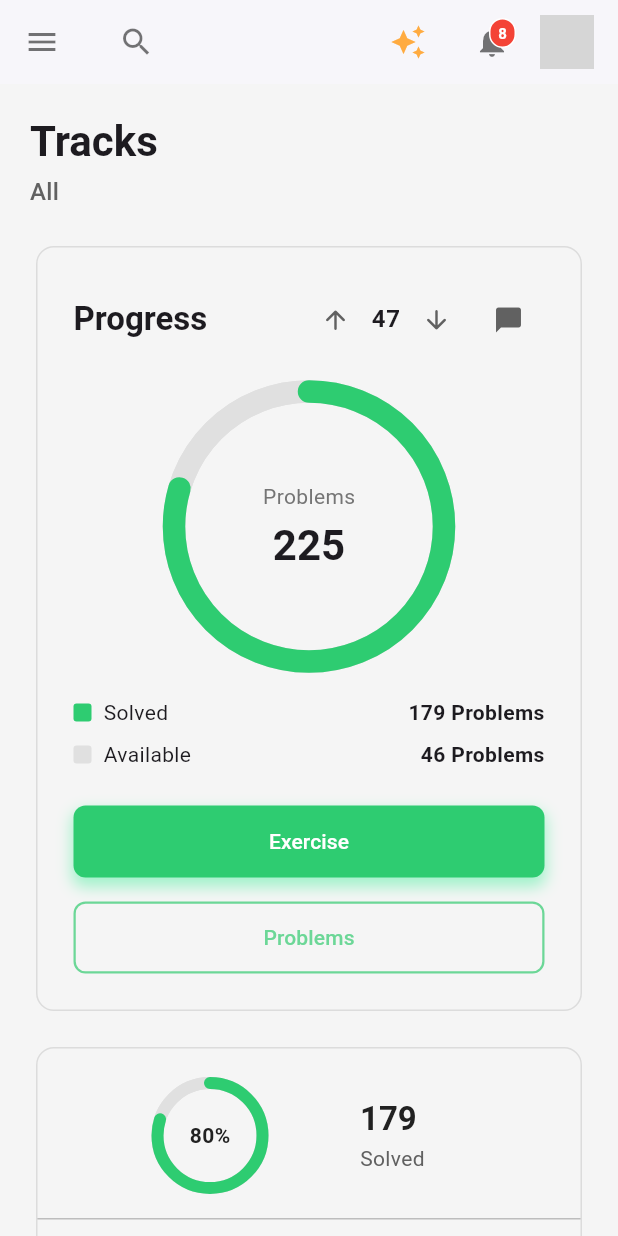
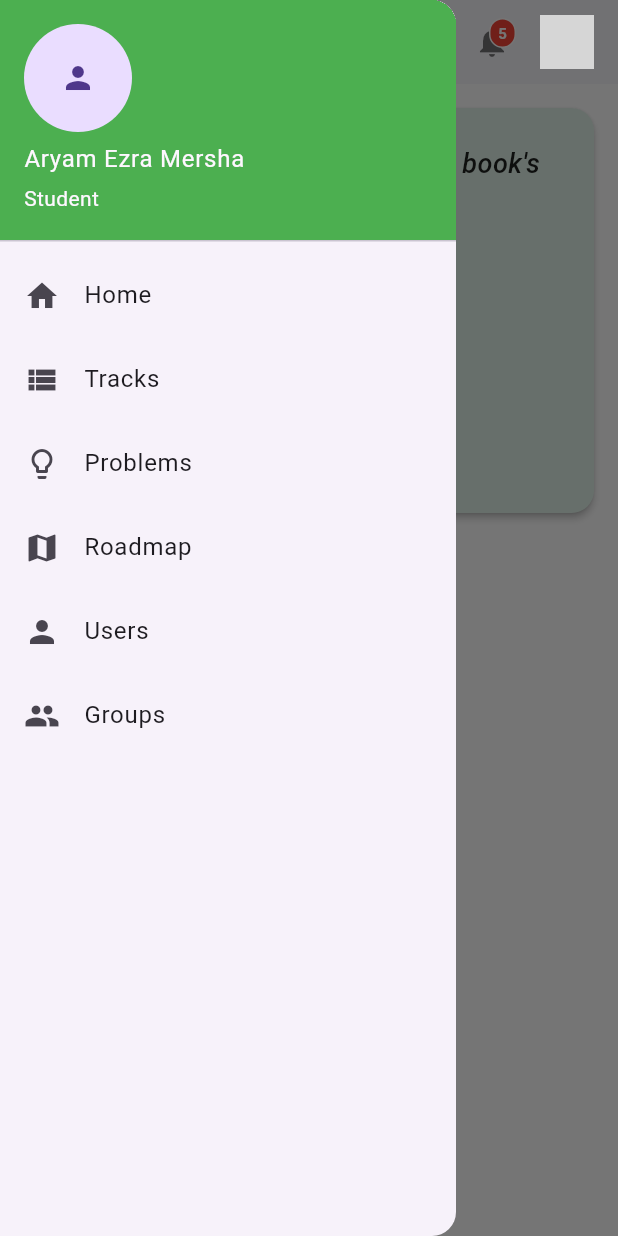
Before and after one commit to AryamEzra/a2sv_hub_mobile, a Flutter app: the screen it shows after launch, with the side drawer open (before the commit the screen has no drawer), on a phone screen of 412 x 824 dp. Run offline on Flutter 3.47's test engine with Material 3 defaults, Android fonts, the phone set to English and light mode, and no system bars; network calls fail; grey boxes are pictures that could not be loaded.

Commit message:
I think menu is working not sure gonna check it on VS code

```diff
--- a/lib/features/a2sv_hub/presentation/pages/home_page.dart
+++ b/lib/features/a2sv_hub/presentation/pages/home_page.dart
@@ -0,0 +1,74 @@
+import 'package:flutter/material.dart';
+import 'package:myapp/features/a2sv_hub/presentation/widgets/app_drawer.dart';
+import 'package:myapp/features/a2sv_hub/presentation/widgets/common_app_bar.dart';
+import 'package:myapp/features/a2sv_hub/presentation/widgets/welcome_card.dart';
+
+
+class HomePage extends StatefulWidget {
+  const HomePage({super.key}); // Use super parameters
+
+  @override
+  State<HomePage> createState() => _HomePageState();
+}
+
+class _HomePageState extends State<HomePage> {
+  // Dummy data for now, replace with actual data
+  final int notificationCount = 5; // Dummy value
+  final String profileImageUrl = "https://via.placeholder.com/150"; // Dummy value
+
+  // Callback functions for AppBar actions
+  void _handleMenuPressed() {
+    Scaffold.of(context).openDrawer();
+  }
+
+  void _handleSearchPress() {
+    print("Search pressed in HomePage");
+  }
+
+  void _handleSparklePress() {
+    print("Sparkle pressed in HomePage");
+  }
+
+  void _handleNotificationPress() {
+    print("Notification pressed in HomePage");
+  }
+
+  @override
+  Widget build(BuildContext context) {
+    return Scaffold(
+      appBar: CommonAppBar(
+          notificationCount: notificationCount,
+          profileImageUrl: profileImageUrl,
+          onMenuPressed: _handleMenuPressed,
+          onSearchPressed: _handleSearchPress,
+          onSparklePressed: _handleSparklePress,
+          onNotificationPressed: _handleNotificationPress),
+
+      drawer: AppDrawer(),
+      backgroundColor: Colors.white,
+      body: ListView( // Use ListView to allow scrolling if content grows
+        children: [
+          WelcomeCard(
+            // Access data from the widget using 'widget.'
+            quote: _quote,
+            author: _author,
+            username: _username,
+            onProblemsPressed: _handleProblemsPressed, // Pass the function
+          ),
+
+          // --- Add other widgets for your home page below ---
+        ],
+      ),
+    );
+  }
+
+  // Access widget properties directly within the state
+  String get _quote => "You do not read a book for the book's sake, but for your own.";
+  String get _author => "Earl Nightingale";
+  String get _username => "Aryam";
+
+  // You can keep or modify this, but it should now refer to widget properties if needed.
+  void _handleProblemsPressed() {
+    print("Problems button pressed!");
+  }
+}
--- a/lib/features/a2sv_hub/presentation/pages/tracks_page.dart
+++ b/lib/features/a2sv_hub/presentation/pages/tracks_page.dart
@@ -3,6 +3,7 @@ import 'package:flutter/material.dart';
 import 'package:myapp/features/a2sv_hub/presentation/widgets/common_app_bar.dart';
 import 'package:myapp/features/a2sv_hub/presentation/widgets/progress_card.dart';
 import 'package:myapp/features/a2sv_hub/presentation/widgets/stats_card.dart';
+import 'package:myapp/features/a2sv_hub/presentation/widgets/app_drawer.dart';
 // Import the new AppBar widget // Adjust path if needed
 
 class TracksPage extends StatefulWidget {
@@ -18,9 +19,7 @@ class _TracksPageState extends State<TracksPage> {
 
   // Define callback functions for AppBar actions (optional)
   void _handleMenuPress() {
-    // Example: Open a drawer if you have one
-    // Scaffold.of(context).openDrawer();
-    print("Menu button pressed (handled in TracksPage)");
+    Scaffold.of(context).openDrawer();
      // Add actual logic here
   }
 
@@ -53,7 +52,8 @@ class _TracksPageState extends State<TracksPage> {
         onNotificationPressed: _handleNotificationPress,
         // Pass other callbacks if defined
       ),
-      backgroundColor: Colors.grey[100],
+      drawer: const AppDrawer(),
+      backgroundColor: Colors.white,
       body: ListView(
         padding: const EdgeInsets.symmetric(horizontal: 20.0, vertical: 20.0),
         children: <Widget>[
--- /dev/null
+++ b/lib/features/a2sv_hub/presentation/widgets/app_drawer.dart
@@ -0,0 +1,72 @@
+import 'package:flutter/material.dart';
+
+class AppDrawer extends StatelessWidget {
+  const AppDrawer({super.key});
+
+  @override
+  Widget build(BuildContext context) {
+    return Drawer(
+      child: ListView(
+        padding: EdgeInsets.zero,
+        children: <Widget>[
+          const UserAccountsDrawerHeader(
+            accountName: Text('Aryam Ezra Mersha'),
+            accountEmail: Text('Student'),
+            currentAccountPicture: CircleAvatar(
+              child: Icon(Icons.person),
+            ),
+            decoration: BoxDecoration(
+              color: Colors.green,
+            ),
+          ),
+          ListTile(
+            leading: const Icon(Icons.home),
+            title: const Text('Home'),
+            onTap: () {
+              Navigator.pushReplacementNamed(context, '/home');
+            },
+          ),
+          ListTile(
+            leading: const Icon(Icons.view_list),
+            title: const Text('Tracks'),
+            onTap: () {
+              Navigator.pushReplacementNamed(context, '/tracks');
+            },
+          ),
+          ListTile(
+            leading: const Icon(Icons.lightbulb_outline),
+            title: const Text('Problems'),
+            onTap: () {
+              print("Problems selected");
+              Navigator.pop(context);
+            },
+          ),
+          ListTile(
+            leading: const Icon(Icons.map),
+            title: const Text('Roadmap'),
+            onTap: () {
+              print("Roadmap selected");
+              Navigator.pop(context);
+            },
+          ),
+          ListTile(
+            leading: const Icon(Icons.person),
+            title: const Text('Users'),
+            onTap: () {
+              print("Users selected");
+              Navigator.pop(context);
+            },
+          ),
+          ListTile(
+            leading: const Icon(Icons.group),
+            title: const Text('Groups'),
+            onTap: () {
+              print("Groups selected");
+              Navigator.pop(context);
+            },
+          ),
+        ],
+      ),
+    );
+  }
+}
--- a/lib/features/a2sv_hub/presentation/widgets/common_app_bar.dart
+++ b/lib/features/a2sv_hub/presentation/widgets/common_app_bar.dart
@@ -5,7 +5,7 @@ import 'package:flutter/material.dart';
 class CommonAppBar extends StatelessWidget implements PreferredSizeWidget {
   final int notificationCount;
   final String profileImageUrl;
-  final VoidCallback? onMenuPressed;
+  final VoidCallback? onMenuPressed; // Callback for the menu icon
   final VoidCallback? onSearchPressed;
   final VoidCallback? onSparklePressed;
   final VoidCallback? onNotificationPressed;
@@ -15,7 +15,7 @@ class CommonAppBar extends StatelessWidget implements PreferredSizeWidget {
     super.key,
     required this.notificationCount,
     required this.profileImageUrl,
-    this.onMenuPressed,
+    this.onMenuPressed, // Use this for opening the drawer
     this.onSearchPressed,
     this.onSparklePressed,
     this.onNotificationPressed,
@@ -23,41 +23,42 @@ class CommonAppBar extends StatelessWidget implements PreferredSizeWidget {
 
   @override
   Widget build(BuildContext context) {
-    // This is the AppBar code copied from TracksPage
     return AppBar(
-      backgroundColor: Colors.white, // Background color for the AppBar
-      elevation: 1.0, // Subtle shadow below the AppBar
+      backgroundColor: Colors.white,
+      elevation: 1.0,
+      // Use the leading property for the menu button
       leading: IconButton(
-        icon: const Icon(Icons.menu, color: Colors.black54), // Menu Icon
-        // Use the passed callback, or do nothing if null
-        onPressed: onMenuPressed ?? () { print("Menu button pressed (default)"); },
+        icon: const Icon(Icons.menu, color: Colors.black54),
+        // Use the passed callback OR the default Scaffold.of(context).openDrawer()
+        onPressed: onMenuPressed,
+        tooltip: MaterialLocalizations.of(context).openAppDrawerTooltip,
       ),
+      // Title can be used for centered content if needed, otherwise leave null
+      // title: Text("Page Title"), // Example if you needed a title
       actions: <Widget>[
         IconButton(
           icon: const Icon(Icons.search, color: Colors.black54),
-           // Use the passed callback
-          onPressed: onSearchPressed ?? () { print("Search button pressed (default)"); },
+          onPressed: onSearchPressed ?? () { print("Search pressed (default)"); },
+          tooltip: "Search", // Accessibility
         ),
-        // You might want to remove this fixed SizedBox or make it configurable
-        // if different screens need different spacing
-        const SizedBox(width: 133), // <-- Consider removing/adjusting this later
-
         IconButton(
           icon: const Icon(Icons.auto_awesome, color: Colors.orangeAccent),
-           // Use the passed callback
-          onPressed: onSparklePressed ?? () { print("Sparkle button pressed (default)"); },
+          onPressed: onSparklePressed ?? () { print("Sparkle pressed (default)"); },
+          tooltip: "Sparkle", // Accessibility
         ),
-        const SizedBox(width: 8), // Spacing before notifications
+        // Removed the large fixed SizedBox(width: 133) - let elements flow naturally
+        const SizedBox(width: 8), // Consistent spacing
 
+        // Notification Icon with Badge
         Stack(
           alignment: Alignment.topRight,
           children: <Widget>[
             IconButton(
               icon: const Icon(Icons.notifications, color: Colors.black54),
-               // Use the passed callback
-              onPressed: onNotificationPressed ?? () { print("Notification button pressed (default)"); },
+              onPressed: onNotificationPressed ?? () { print("Notification pressed (default)"); },
+              tooltip: "Notifications", // Accessibility
             ),
-            if (notificationCount > 0) // Use the passed notificationCount
+            if (notificationCount > 0)
               Positioned(
                 right: 8,
                 top: 8,
@@ -70,7 +71,7 @@ class CommonAppBar extends StatelessWidget implements PreferredSizeWidget {
                   ),
                   constraints: const BoxConstraints(minWidth: 18, minHeight: 18),
                   child: Text(
-                    '$notificationCount', // Use the passed notificationCount
+                    '$notificationCount',
                     style: const TextStyle(
                       color: Colors.white, fontSize: 10, fontWeight: FontWeight.bold,
                     ),
@@ -82,6 +83,7 @@ class CommonAppBar extends StatelessWidget implements PreferredSizeWidget {
         ),
         const SizedBox(width: 8), // Spacing before profile
 
+        // Profile Picture Area
         Padding(
           padding: const EdgeInsets.only(right: 16.0),
           child: Stack(
@@ -89,8 +91,16 @@ class CommonAppBar extends StatelessWidget implements PreferredSizeWidget {
             children: <Widget>[
               CircleAvatar(
                 radius: 18,
-                backgroundImage: NetworkImage(profileImageUrl), // Use the passed profileImageUrl
-                backgroundColor: Colors.grey[200],
+                backgroundImage: NetworkImage(profileImageUrl),
+                backgroundColor: Colors.grey[200], // Fallback color
+                // Optional: Handle image loading errors
+                onBackgroundImageError: (exception, stackTrace) {
+                  print("Error loading profile image: $exception");
+                  // You could show a placeholder icon here if the image fails
+                },
+                child: profileImageUrl.isEmpty // Show placeholder if URL is empty
+                  ? const Icon(Icons.person, color: Colors.grey)
+                  : null,
               ),
               Positioned(
                 right: 0,
@@ -98,7 +108,7 @@ class CommonAppBar extends StatelessWidget implements PreferredSizeWidget {
                 child: Container(
                   width: 12, height: 12,
                   decoration: BoxDecoration(
-                    color: Colors.green,
+                    color: Colors.green, // Online indicator
                     shape: BoxShape.circle,
                     border: Border.all(color: Colors.white, width: 2),
                   ),
@@ -106,13 +116,12 @@ class CommonAppBar extends StatelessWidget implements PreferredSizeWidget {
               ),
             ],
           ),
-        ),
-      ],
+    ),],
+      // DO NOT PUT THE DRAWER HERE
     );
   }
 
-  // Implementing PreferredSizeWidget requires this getter
-  // kToolbarHeight is the default AppBar height
   @override
   Size get preferredSize => const Size.fromHeight(kToolbarHeight);
+
 }
--- /dev/null
+++ b/lib/features/a2sv_hub/presentation/widgets/welcome_card.dart
@@ -0,0 +1,94 @@
+import 'package:flutter/material.dart';
+
+class WelcomeCard extends StatelessWidget {
+  final String quote;
+  final String author;
+  final String username;
+  final VoidCallback onProblemsPressed; // Callback for the button press
+
+  const WelcomeCard({
+    super.key, // Use super parameters
+    required this.quote,
+    required this.author,
+    required this.username,
+    required this.onProblemsPressed,
+  });
+
+  @override
+  Widget build(BuildContext context) {
+    // Define colors (you might want to move these to a central theme/constants file later)
+    const cardBackgroundColor = Color(0xFFE0F2E9); // Adjust the green shade as needed
+    const buttonColor = Color(0xFF008037); // Adjust the green shade as needed
+    const textColor = Colors.black87; // Adjust text color as needed
+
+    return Card(
+      color: cardBackgroundColor,
+      shape: RoundedRectangleBorder(
+        borderRadius: BorderRadius.circular(15.0), // Adjust corner radius
+      ),
+      elevation: 2.0, // Optional: Add a slight shadow
+      margin: const EdgeInsets.all(16.0), // Add margin around the card
+      child: Padding(
+        padding: const EdgeInsets.symmetric(horizontal: 16.0, vertical: 24.0), // Inner padding
+        child: Column(
+          mainAxisSize: MainAxisSize.min, // Take minimum space needed
+          crossAxisAlignment: CrossAxisAlignment.center, // Center items horizontally
+          children: [
+            // Quote Text
+            Text(
+              '"$quote"', // Add quotes
+              textAlign: TextAlign.center,
+              style: const TextStyle(
+                fontSize: 18.0,
+                fontStyle: FontStyle.italic,
+                fontWeight: FontWeight.w500, // Slightly bolder
+                color: textColor,
+              ),
+            ),
+            const SizedBox(height: 8.0), // Spacing
+
+            // Author Text
+            Text(
+              "— $author",
+              textAlign: TextAlign.center,
+              style: const TextStyle(
+                fontSize: 14.0,
+                color: textColor,
+              ),
+            ),
+            const SizedBox(height: 24.0), // More spacing
+
+            // Welcome Message
+            Text(
+              "Welcome back,\n$username!", // Added newline for potential wrapping
+              textAlign: TextAlign.center,
+              style: const TextStyle(
+                fontSize: 16.0,
+                fontWeight: FontWeight.bold,
+                color: textColor,
+              ),
+            ),
+            const SizedBox(height: 24.0), // Spacing before button
+
+            // Problems Button
+            ElevatedButton(
+              onPressed: onProblemsPressed, // Use the callback function
+              style: ElevatedButton.styleFrom(
+                backgroundColor: buttonColor, // Button background color
+                foregroundColor: Colors.white, // Text color
+                padding: const EdgeInsets.symmetric(horizontal: 32.0, vertical: 12.0),
+                shape: RoundedRectangleBorder(
+                  borderRadius: BorderRadius.circular(8.0), // Button corner radius
+                ),
+              ),
+              child: const Text(
+                'Problems',
+                style: TextStyle(fontSize: 16.0),
+              ),
+            ),
+          ],
+        ),
+      ),
+    );
+  }
+}
--- a/lib/main.dart
+++ b/lib/main.dart
@@ -1,4 +1,5 @@
 import 'package:flutter/material.dart';
+import 'package:myapp/features/a2sv_hub/presentation/pages/home_page.dart';
 import 'package:myapp/features/a2sv_hub/presentation/pages/tracks_page.dart';
 
 void main() {
@@ -17,7 +18,11 @@ class MyApp extends StatelessWidget {
         primarySwatch: Colors.blue, // You can customize the theme
         visualDensity: VisualDensity.adaptivePlatformDensity,
       ),
-      home: TracksPage(), // Set TracksPage as the home screen
+      initialRoute: '/home', // Set the initial route
+      routes: {
+        '/home': (context) => const HomePage(),
+        '/tracks': (context) => const TracksPage(),
+      },
     );
   }
 }
```
Also changed, not shown: lib/features/a2sv_hub/presentation/widgets/drawer.dart (added).
